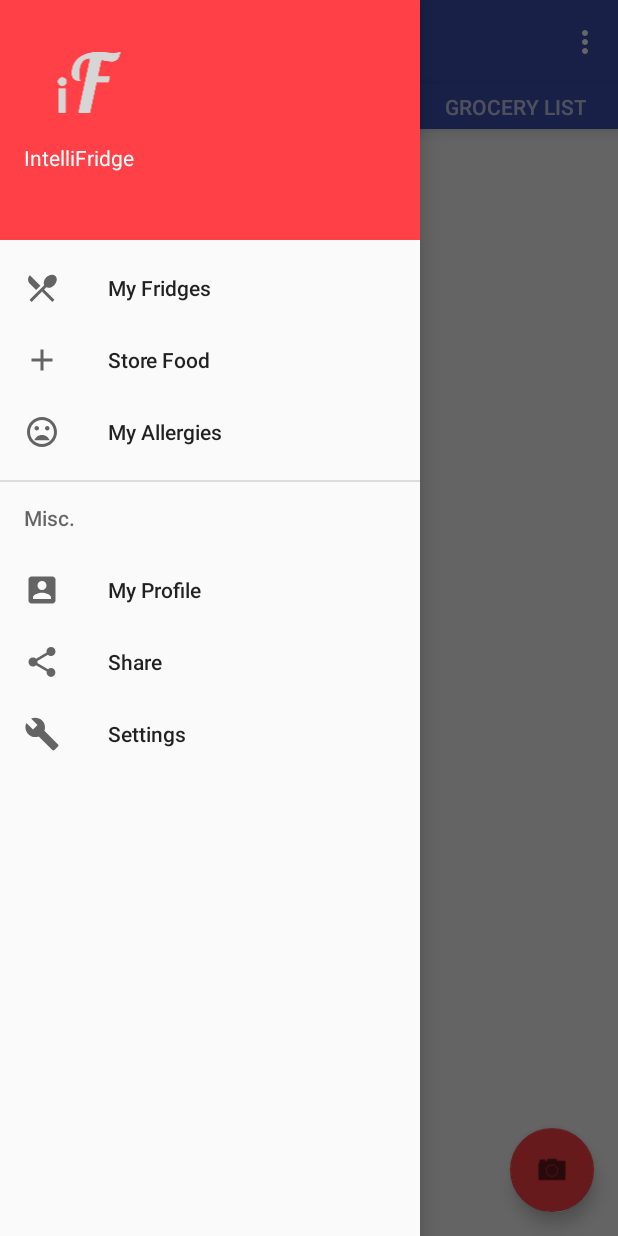
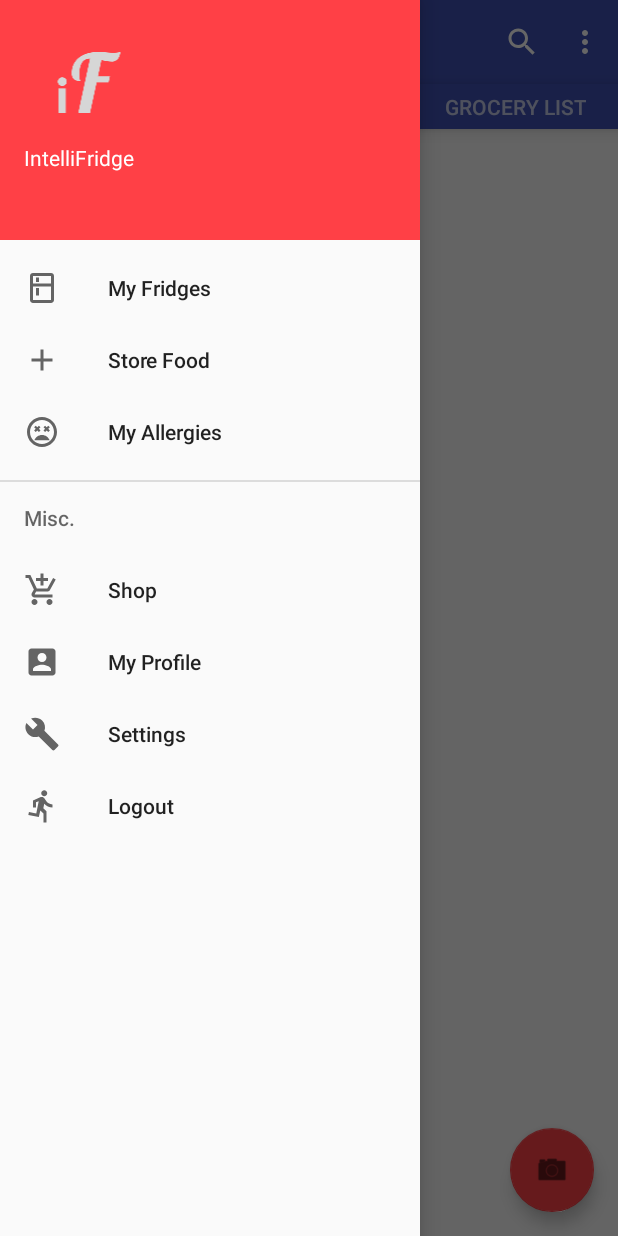
Before and after one commit to He201275/IntelliFridge, an Android app: the MainActivity screen opened directly, with no data from a screen before it, with the side drawer open, on a phone screen of 412 x 824 dp. Run offline under Robolectric (Android 15) with nearby library versions, the light colour scheme and no system bars.

Commit message:
UI & navigation enhancements

```diff
--- a/Android/IntelliFridge/app/src/main/java/com/intellifridge/intellifridge/LoginBackgroundWorker.java
+++ b/Android/IntelliFridge/app/src/main/java/com/intellifridge/intellifridge/LoginBackgroundWorker.java
@@ -45,7 +45,7 @@ public class LoginBackgroundWorker extends AsyncTask<String,String,String> {
     protected String doInBackground(String... params) {
         email = params[0];
         password = params[1];
-        String login_url = "http://192.168.0.163/android_api/login.php";
+        String login_url = "http://intellifridge.franmako.com/login.php";
 
         try {
             URL url = new URL(login_url);
--- a/Android/IntelliFridge/app/src/main/java/com/intellifridge/intellifridge/ProfileActivity.java
+++ b/Android/IntelliFridge/app/src/main/java/com/intellifridge/intellifridge/ProfileActivity.java
@@ -58,7 +58,7 @@ public class ProfileActivity extends AppCompatActivity {
         String json_url;
         @Override
         protected void onPreExecute() {
-            json_url = "http://192.168.0.163/android_api/getProfileData.php";
+            json_url = "http://intellifridge.franmako.com/getProfileData.php";
         }
 
         @Override
--- a/Android/IntelliFridge/app/src/main/java/com/intellifridge/intellifridge/RegisterBackgroundWorker.java
+++ b/Android/IntelliFridge/app/src/main/java/com/intellifridge/intellifridge/RegisterBackgroundWorker.java
@@ -27,7 +27,7 @@ public class RegisterBackgroundWorker extends AsyncTask<String,String,String> {
     String email;
     Context context;
     ProgressDialog progressDialog;
-    String register_url = "http://192.168.0.163/android_api/register.php";
+    String register_url = "http://intellifridge.franmako.com/register.php";
 
     public RegisterBackgroundWorker(Context ctx) {
         context = ctx;
@@ -103,6 +103,7 @@ public class RegisterBackgroundWorker extends AsyncTask<String,String,String> {
                 Toast.makeText(context, "Registration Successful", Toast.LENGTH_LONG).show();
                 Intent intent = new Intent(context,LoginActivity.class);
                 intent.putExtra("new_user_email",email);
+                intent.putExtra("activity_id","Registration");
                 context.startActivity(intent);
                 break;
             case "Registration Error!":
--- /dev/null
+++ b/Android/IntelliFridge/app/src/main/res/drawable/ic_allergy.xml
@@ -0,0 +1,9 @@
+<vector xmlns:android="http://schemas.android.com/apk/res/android"
+        android:width="24dp"
+        android:height="24dp"
+        android:viewportWidth="24.0"
+        android:viewportHeight="24.0">
+    <path
+        android:pathData="M11.99,2C6.47,2 2,6.47 2,12s4.47,10 9.99,10S22,17.53 22,12 17.52,2 11.99,2zM12,20c-4.42,0 -8,-3.58 -8,-8s3.58,-8 8,-8 8,3.58 8,8 -3.58,8 -8,8zM16.18,7.76l-1.06,1.06 -1.06,-1.06L13,8.82l1.06,1.06L13,10.94 14.06,12l1.06,-1.06L16.18,12l1.06,-1.06 -1.06,-1.06 1.06,-1.06zM7.82,12l1.06,-1.06L9.94,12 11,10.94 9.94,9.88 11,8.82 9.94,7.76 8.88,8.82 7.82,7.76 6.76,8.82l1.06,1.06 -1.06,1.06zM12,14c-2.33,0 -4.31,1.46 -5.11,3.5h10.22c-0.8,-2.04 -2.78,-3.5 -5.11,-3.5z"
+        android:fillColor="#000000"/>
+</vector>
--- /dev/null
+++ b/Android/IntelliFridge/app/src/main/res/drawable/ic_kitchen_black_24px.xml
@@ -0,0 +1,9 @@
+<vector xmlns:android="http://schemas.android.com/apk/res/android"
+        android:width="24dp"
+        android:height="24dp"
+        android:viewportWidth="24.0"
+        android:viewportHeight="24.0">
+    <path
+        android:pathData="M18,2.01L6,2c-1.1,0 -2,0.89 -2,2v16c0,1.1 0.9,2 2,2h12c1.1,0 2,-0.9 2,-2L20,4c0,-1.11 -0.9,-1.99 -2,-1.99zM18,20L6,20v-9.02h12L18,20zM18,9L6,9L6,4h12v5zM8,5h2v3L8,8zM8,12h2v5L8,17z"
+        android:fillColor="#000000"/>
+</vector>
--- /dev/null
+++ b/Android/IntelliFridge/app/src/main/res/drawable/ic_logout.xml
@@ -0,0 +1,9 @@
+<vector xmlns:android="http://schemas.android.com/apk/res/android"
+        android:width="24dp"
+        android:height="24dp"
+        android:viewportWidth="24.0"
+        android:viewportHeight="24.0">
+    <path
+        android:fillColor="#FF000000"
+        android:pathData="M13.49,5.48c1.1,0 2,-0.9 2,-2s-0.9,-2 -2,-2 -2,0.9 -2,2 0.9,2 2,2zM9.89,19.38l1,-4.4 2.1,2v6h2v-7.5l-2.1,-2 0.6,-3c1.3,1.5 3.3,2.5 5.5,2.5v-2c-1.9,0 -3.5,-1 -4.3,-2.4l-1,-1.6c-0.4,-0.6 -1,-1 -1.7,-1 -0.3,0 -0.5,0.1 -0.8,0.1l-5.2,2.2v4.7h2v-3.4l1.8,-0.7 -1.6,8.1 -4.9,-1 -0.4,2 7,1.4z"/>
+</vector>
--- /dev/null
+++ b/Android/IntelliFridge/app/src/main/res/drawable/ic_search_white_24px.xml
@@ -0,0 +1,9 @@
+<vector xmlns:android="http://schemas.android.com/apk/res/android"
+        android:width="24dp"
+        android:height="24dp"
+        android:viewportWidth="24.0"
+        android:viewportHeight="24.0">
+    <path
+        android:pathData="M15.5,14h-0.79l-0.28,-0.27C15.41,12.59 16,11.11 16,9.5 16,5.91 13.09,3 9.5,3S3,5.91 3,9.5 5.91,16 9.5,16c1.61,0 3.09,-0.59 4.23,-1.57l0.27,0.28v0.79l5,4.99L20.49,19l-4.99,-5zM9.5,14C7.01,14 5,11.99 5,9.5S7.01,5 9.5,5 14,7.01 14,9.5 11.99,14 9.5,14z"
+        android:fillColor="#FFFFFF"/>
+</vector>
--- /dev/null
+++ b/Android/IntelliFridge/app/src/main/res/drawable/ic_shopping.xml
@@ -0,0 +1,9 @@
+<vector xmlns:android="http://schemas.android.com/apk/res/android"
+        android:width="24dp"
+        android:height="24dp"
+        android:viewportWidth="24.0"
+        android:viewportHeight="24.0">
+    <path
+        android:fillColor="#FF000000"
+        android:pathData="M11,9h2L13,6h3L16,4h-3L13,1h-2v3L8,4v2h3v3zM7,18c-1.1,0 -1.99,0.9 -1.99,2S5.9,22 7,22s2,-0.9 2,-2 -0.9,-2 -2,-2zM17,18c-1.1,0 -1.99,0.9 -1.99,2s0.89,2 1.99,2 2,-0.9 2,-2 -0.9,-2 -2,-2zM7.17,14.75l0.03,-0.12 0.9,-1.63h7.45c0.75,0 1.41,-0.41 1.75,-1.03l3.86,-7.01L19.42,4h-0.01l-1.1,2 -2.76,5L8.53,11l-0.13,-0.27L6.16,6l-0.95,-2 -0.94,-2L1,2v2h2l3.6,7.59 -1.35,2.45c-0.16,0.28 -0.25,0.61 -0.25,0.96 0,1.1 0.9,2 2,2h12v-2L7.42,15c-0.13,0 -0.25,-0.11 -0.25,-0.25z"/>
+</vector>
--- a/Android/IntelliFridge/app/src/main/res/layout/activity_login.xml
+++ b/Android/IntelliFridge/app/src/main/res/layout/activity_login.xml
@@ -11,7 +11,7 @@
     <ImageView
         android:layout_width="match_parent"
         android:layout_height="144dp"
-        app:srcCompat="@drawable/intellifridge_dark"
+        app:srcCompat="@drawable/intellifridge_mono_light"
         android:id="@+id/login_logo"
         android:layout_marginBottom="35dp" />
 
--- a/Android/IntelliFridge/app/src/main/res/menu/activity_main_drawer.xml
+++ b/Android/IntelliFridge/app/src/main/res/menu/activity_main_drawer.xml
@@ -5,7 +5,7 @@
         <item
             android:id="@+id/nav_fridges"
             android:title="@string/nav_fridges"
-            android:icon="@drawable/ic_restaurant_menu_black_24dp"/>
+            android:icon="@drawable/ic_kitchen_black_24px"/>
         <item
             android:id="@+id/nav_input"
             android:icon="@drawable/ic_add_black_24dp"
@@ -13,24 +13,28 @@
         <item
             android:id="@+id/nav_allergy"
             android:title="@string/nav_allergies"
-            android:icon="@drawable/ic_mood_bad_black_24dp"
+            android:icon="@drawable/ic_allergy"
             />
     </group>
 
     <item android:title="@string/nav_subgroup">
         <menu>
             <item
+                android:title="@string/nav_shop"
+                android:id="@+id/nav_shop"
+                android:icon="@drawable/ic_shopping" />
+            <item
                 android:title="@string/nav_profile"
                 android:id="@+id/nav_profile"
                 android:icon="@drawable/ic_account_box_black_24dp" />
             <item
-                android:id="@+id/nav_share"
-                android:icon="@drawable/ic_menu_share"
-                android:title="@string/nav_share" />
-            <item
                 android:id="@+id/nav_manage"
                 android:icon="@drawable/ic_menu_manage"
                 android:title="@string/action_settings" />
+            <item
+                android:id="@+id/nav_logout"
+                android:icon="@drawable/ic_logout"
+                android:title="@string/action_logout" />
         </menu>
     </item>
 
--- a/Android/IntelliFridge/app/src/main/res/menu/main.xml
+++ b/Android/IntelliFridge/app/src/main/res/menu/main.xml
@@ -1,6 +1,13 @@
 <?xml version="1.0" encoding="utf-8"?>
 <menu xmlns:android="http://schemas.android.com/apk/res/android"
     xmlns:app="http://schemas.android.com/apk/res-auto">
+    <item
+        android:id="@+id/action_search"
+        android:orderInCategory="30"
+        android:title="@string/action_search"
+        android:icon="@drawable/ic_search_white_24px"
+        app:showAsAction="ifRoom" />
+
     <item
         android:id="@+id/action_settings"
         android:orderInCategory="50"
--- a/Android/IntelliFridge/app/src/main/res/values/strings.xml
+++ b/Android/IntelliFridge/app/src/main/res/values/strings.xml
@@ -20,6 +20,7 @@
     <string name="profile_title_name">My Profile</string>
 
     <!-- Menu -->
+    <string name="action_search">Search</string>
     <string name="action_settings">Settings</string>
     <string name="action_logout">Logout</string>
     <string name="title_activity_settings">Settings</string>
@@ -142,4 +143,5 @@
     <string name="pref_ringtone_silent">Silent</string>
 
     <string name="pref_title_vibrate">Vibrate</string>
+    <string name="nav_shop">Shop</string>
 </resources>
```
Also changed, not shown: Android/IntelliFridge/app/src/main/java/com/intellifridge/intellifridge/LoginActivity.java (+12 -2 lines), Android/IntelliFridge/app/src/main/java/com/intellifridge/intellifridge/MainActivity.java (+16 -7 lines), Android/IntelliFridge/app/src/main/java/com/intellifridge/intellifridge/UserInfoBackgroundWorker.java (deleted, +0 -16 lines), Android/IntelliFridge/app/src/main/res/drawable/ic_add_shopping_cart_black_24dp.xml (added, +9 -0 lines).
